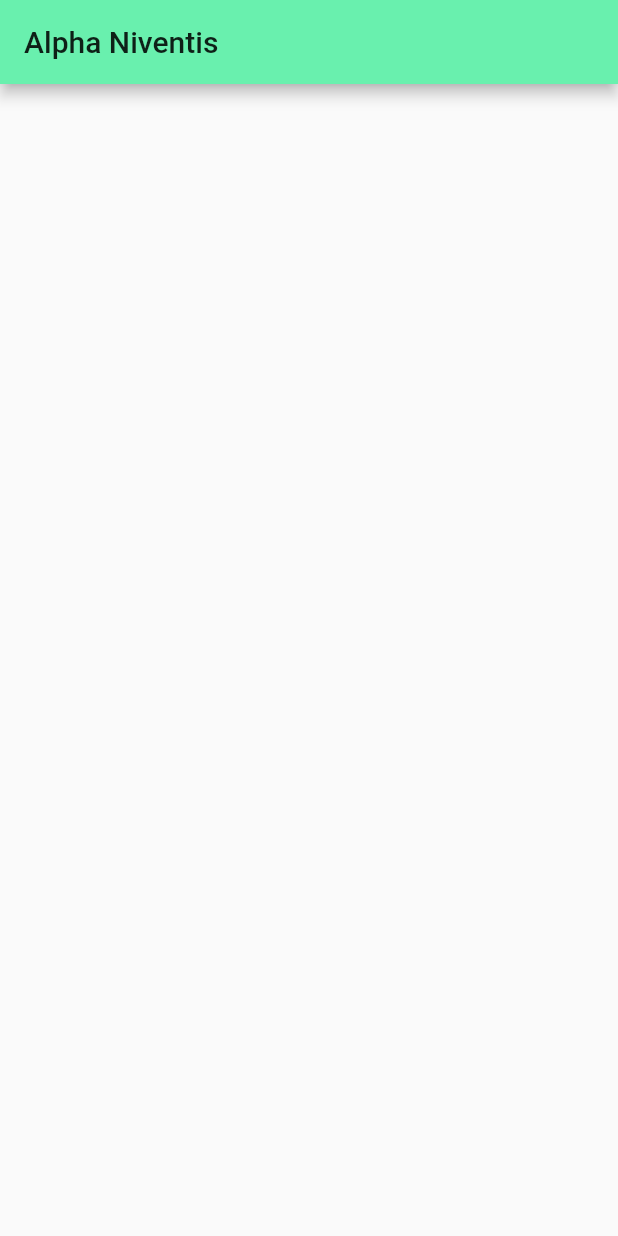
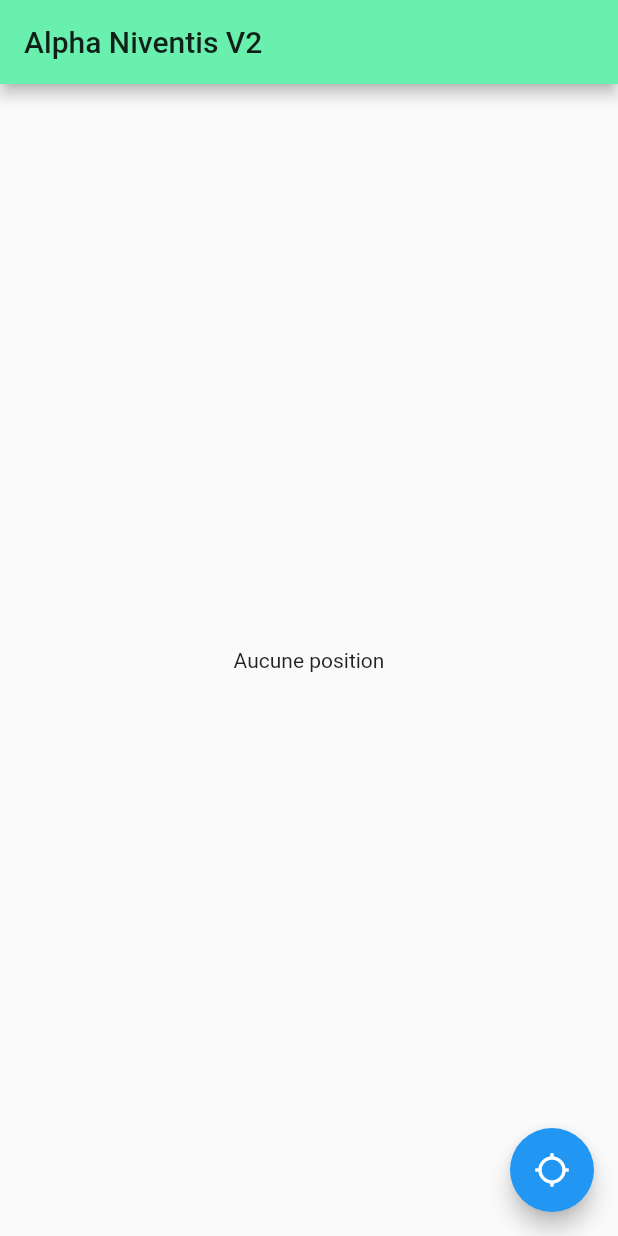
Before and after one commit to mspr-epsi-dev/APP-Niventis, a Flutter app: the screen it shows after launch, on a phone screen of 412 x 824 dp. Run offline on Flutter 3.47's test engine with Material 2 defaults, Android fonts, the phone set to English and light mode, and no system bars; our stand-ins replace geolocator; missing offline and left inert: angular, angular_components.

Commit message:
Recup localisation

```diff
--- a/lib/main.dart
+++ b/lib/main.dart
@@ -1,9 +1,9 @@
 import 'package:flutter/material.dart';
+import 'package:geolocator/geolocator.dart';
 
 void main() => runApp(MyApp());
 
 class MyApp extends StatelessWidget {
-  // This widget is the root of your application.
   @override
   Widget build(BuildContext context) {
     return MaterialApp(
@@ -11,7 +11,7 @@ class MyApp extends StatelessWidget {
       theme: ThemeData(
         primaryColor: Colors.greenAccent,
       ),
-      home: MyHomePage(title: 'Alpha Niventis'),
+      home: MyHomePage(title: 'Alpha Niventis V2'),
     );
   }
 }
@@ -26,6 +26,21 @@ class MyHomePage extends StatefulWidget {
 }
 
 class _MyHomePageState extends State<MyHomePage> {
+  String _position = "Aucune position";
+
+  void getLocation() async {
+    Geolocator()
+        .getCurrentPosition(desiredAccuracy: LocationAccuracy.best)
+        .then((location) {
+      if (location != null) {
+        //print("Location: ${location.latitude},${location.longitude}");
+        setState(() {
+          _position = location.toString();
+        });
+      }
+    });
+  }
+
   @override
   Widget build(BuildContext context) {
     return Scaffold(
@@ -37,15 +52,14 @@ class _MyHomePageState extends State<MyHomePage> {
             mainAxisAlignment: MainAxisAlignment.center,
             children: <Widget>[
               Text(
-              '',
-            ),
-            Text(
-              '',
-              style: Theme.of(context).textTheme.display1,
+                '$_position',
               ),
             ],
           ),
-      ), // This trailing comma makes auto-formatting nicer for build methods.
-    );
+        ),
+        floatingActionButton: FloatingActionButton(
+            onPressed: getLocation,
+            tooltip: 'Location',
+            child: Icon(Icons.location_searching)));
   }
 }
--- a/pubspec.yaml
+++ b/pubspec.yaml
@@ -11,7 +11,7 @@ description: Application Niventis
 # In iOS, build-name is used as CFBundleShortVersionString while build-number used as CFBundleVersion.
 # Read more about iOS versioning at
 # https://developer.apple.com/library/archive/documentation/General/Reference/InfoPlistKeyReference/Articles/CoreFoundationKeys.html
-version: 1.0.0+1
+version: 1.0.1+1
 
 environment:
   sdk: ">=2.1.0 <3.0.0"
@@ -20,6 +20,7 @@ dependencies:
   flutter:
     sdk: flutter
 
+  geolocator: '^4.0.0'
   # The following adds the Cupertino Icons font to your application.
   # Use with the CupertinoIcons class for iOS style icons.
   cupertino_icons: ^0.1.2
```
Also changed, not shown: 7 other files. Lines whose indentation alone changed are shown as unchanged.
